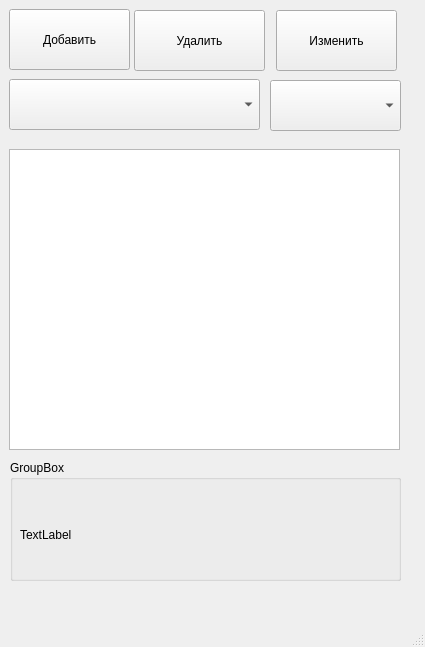
Before: the Qt Designer form mainwindow.ui in DiAn654/nahodka, drawn with Qt 5.
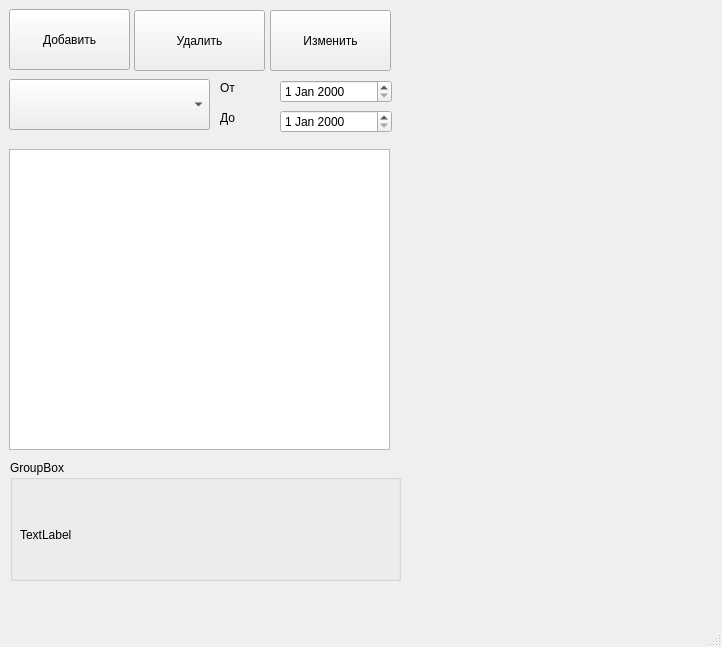
After: the same form once the commit is applied.

```diff
--- a/mainwindow.ui
+++ b/mainwindow.ui
@@ -6,7 +6,7 @@
    <rect>
     <x>0</x>
     <y>0</y>
-    <width>425</width>
+    <width>722</width>
     <height>647</height>
    </rect>
   </property>
@@ -19,7 +19,7 @@
      <rect>
       <x>9</x>
       <y>149</y>
-      <width>391</width>
+      <width>381</width>
       <height>301</height>
      </rect>
     </property>
@@ -53,7 +53,7 @@
    <widget class="QPushButton" name="btnEdit">
     <property name="geometry">
      <rect>
-      <x>276</x>
+      <x>270</x>
       <y>10</y>
       <width>121</width>
       <height>61</height>
@@ -68,17 +68,7 @@
      <rect>
       <x>9</x>
       <y>79</y>
-      <width>251</width>
-      <height>51</height>
-     </rect>
-    </property>
-   </widget>
-   <widget class="QComboBox" name="comboBox">
-    <property name="geometry">
-     <rect>
-      <x>270</x>
-      <y>80</y>
-      <width>131</width>
+      <width>201</width>
       <height>51</height>
      </rect>
     </property>
@@ -112,6 +102,52 @@
      </property>
     </widget>
    </widget>
+   <widget class="QDateEdit" name="dateFromEdit">
+    <property name="geometry">
+     <rect>
+      <x>280</x>
+      <y>80</y>
+      <width>112</width>
+      <height>23</height>
+     </rect>
+    </property>
+   </widget>
+   <widget class="QLabel" name="label_2">
+    <property name="geometry">
+     <rect>
+      <x>220</x>
+      <y>80</y>
+      <width>49</width>
+      <height>16</height>
+     </rect>
+    </property>
+    <property name="text">
+     <string>От</string>
+    </property>
+   </widget>
+   <widget class="QLabel" name="label_3">
+    <property name="geometry">
+     <rect>
+      <x>220</x>
+      <y>110</y>
+      <width>49</width>
+      <height>16</height>
+     </rect>
+    </property>
+    <property name="text">
+     <string>До</string>
+    </property>
+   </widget>
+   <widget class="QDateEdit" name="dateToEdit">
+    <property name="geometry">
+     <rect>
+      <x>280</x>
+      <y>110</y>
+      <width>112</width>
+      <height>23</height>
+     </rect>
+    </property>
+   </widget>
   </widget>
   <widget class="QMenuBar" name="menubar">
    <property name="geometry">
```
Left out of the diff: 2 changed lines with no effect on the pictures.
